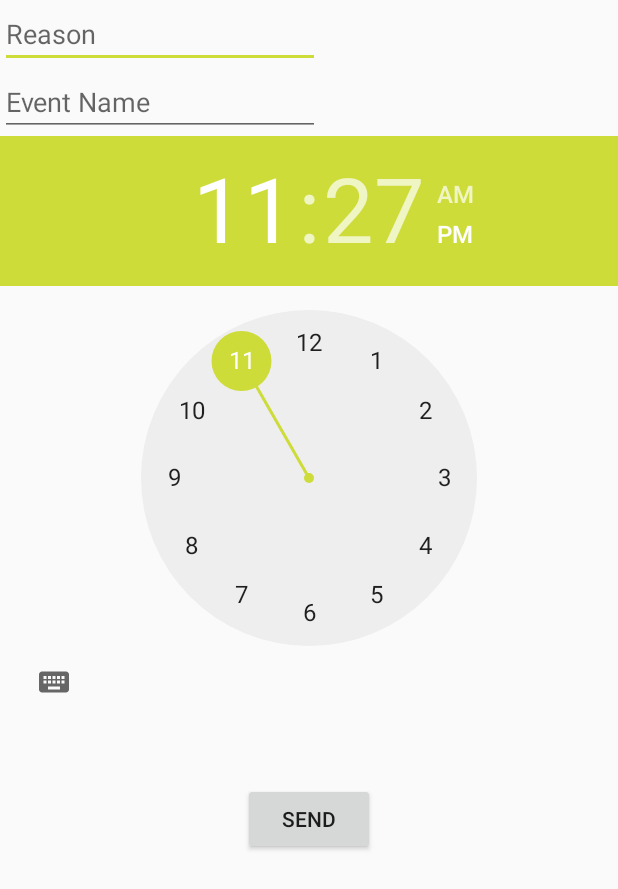
After one commit to DonaldBough/WYA, an Android app: the layout fragment_create_request.xml on its own in the app's theme, with its tools: preview values and no code run, on a phone screen of 412 x 824 dp. The commit adds this screen. Shown: the top 889 px of the screen. Run offline under Robolectric (Android 15) with nearby library versions, the phone set to English and light mode, and no system bars.

Commit message:
Finished search fragment, added createRequest fragment. Added callbacks. Need to implement callbacks and talk between the two

```diff
--- a/app/build.gradle
+++ b/app/build.gradle
@@ -28,13 +28,12 @@ dependencies {
     })
     // RecyclerView
     // CardView
-    compile 'com.android.support:cardview-v7:23.3.+'
     // Glide for displaying fast image loading for scrolling. Grabbed from https://github.com/bumptech/glide
     //Circular image library. Grabbed from https://github.com/lopspower/CircularImageView
+    compile 'com.android.support:cardview-v7:23.4.0'
     compile 'com.android.support:appcompat-v7:23.4.0'
     compile 'com.android.support:design:23.4.0'
     compile 'com.android.support:support-v4:23.4.0'
-    compile 'com.android.support:cardview-v7:23.4.0'
     compile 'com.android.support:recyclerview-v7:23.4.0'
     compile 'com.github.bumptech.glide:glide:3.7.0'
     compile 'com.mikhaellopez:circularimageview:3.0.2'
--- a/app/src/main/AndroidManifest.xml
+++ b/app/src/main/AndroidManifest.xml
@@ -15,7 +15,7 @@
                 <category android:name="android.intent.category.LAUNCHER"/>
             </intent-filter>
         </activity>
-        <activity android:name=".AddRequestActivity">
+        <activity android:name=".RequestListenerActivity">
         </activity>
     </application>
 
--- a/app/src/main/java/edu/purdue/dbough/wya/MainActivity.java
+++ b/app/src/main/java/edu/purdue/dbough/wya/MainActivity.java
@@ -12,7 +12,6 @@ import android.support.v7.widget.Toolbar;
 import android.view.Menu;
 import android.view.View;
 import android.widget.Toast;
-import com.mikhaellopez.circularimageview.CircularImageView;
 
 import java.util.ArrayList;
 import java.util.List;
@@ -111,7 +110,7 @@ public class MainActivity extends AppCompatActivity {
      * @param view
      */
     public void onClickAddRequest(View view) {
-        Intent intent = new Intent(this, AddRequestActivity.class);
+        Intent intent = new Intent(this, RequestListenerActivity.class);
         startActivity(intent);
     }
 
--- /dev/null
+++ b/app/src/main/res/layout/fragment_create_request.xml
@@ -0,0 +1,33 @@
+<RelativeLayout xmlns:android="http://schemas.android.com/apk/res/android"
+             xmlns:tools="http://schemas.android.com/tools"
+             android:layout_width="match_parent"
+             android:layout_height="match_parent"
+             tools:context="edu.purdue.dbough.wya.CreateRequestFragment">
+
+    <!-- TODO: Update blank fragment layout -->
+
+    <EditText
+            android:layout_width="wrap_content"
+            android:layout_height="wrap_content"
+            android:inputType="textPersonName"
+            android:hint="Reason"
+            android:ems="10"
+            android:id="@+id/editText"/>
+    <EditText
+            android:layout_width="wrap_content"
+            android:layout_height="wrap_content"
+            android:inputType="textPersonName"
+            android:hint="Event Name"
+            android:ems="10"
+            android:layout_below="@+id/editText" android:layout_alignEnd="@+id/editText" android:id="@+id/editText3"/>
+    <TimePicker
+            android:layout_width="wrap_content"
+            android:layout_height="wrap_content"
+            android:id="@+id/timePicker" android:layout_below="@+id/editText3" android:layout_alignParentStart="true"/>
+    <Button
+            android:text="Send"
+            android:onClick=""
+            android:layout_width="wrap_content"
+            android:layout_height="wrap_content" android:layout_below="@+id/timePicker"
+            android:layout_centerHorizontal="true" android:layout_marginTop="43dp" android:id="@+id/sendRequestButton"/>
+</RelativeLayout>
--- a/app/src/main/res/layout/fragment_home.xml
+++ b/app/src/main/res/layout/fragment_home.xml
@@ -22,7 +22,7 @@
             android:layout_alignParentEnd="true"
             android:layout_margin="30dp"
             android:src="@drawable/fab_ic_add"
-            app:backgroundTint="#c8cbd1"
+            app:backgroundTint="#9fa3a8"
     />
 
 </RelativeLayout>
--- a/build.gradle
+++ b/build.gradle
@@ -5,7 +5,7 @@ buildscript {
         jcenter()
     }
     dependencies {
-        classpath 'com.android.tools.build:gradle:2.2.2'
+        classpath 'com.android.tools.build:gradle:2.2.3'
 
         // NOTE: Do not place your application dependencies here; they belong
         // in the individual module build.gradle files
```
Also changed, not shown: app/src/main/java/edu/purdue/dbough/wya/AddRequestActivity.java (deleted, +0 -13 lines), app/src/main/java/edu/purdue/dbough/wya/CreateRequestFragment.java (added, +68 -0 lines), app/src/main/java/edu/purdue/dbough/wya/FriendSearchFragment.java (added, +122 -0 lines), app/src/main/java/edu/purdue/dbough/wya/RequestListenerActivity.java (added, +30 -0 lines), app/src/main/java/edu/purdue/dbough/wya/UserFragment.java (deleted, +0 -104 lines), app/src/main/res/layout/activity_add_request.xml (deleted, +0 -28 lines), app/src/main/res/layout/activity_request.xml (added, +8 -0 lines), app/src/main/res/layout/fragment_friend_search.xml (added, +21 -0 lines), 1 other file.
